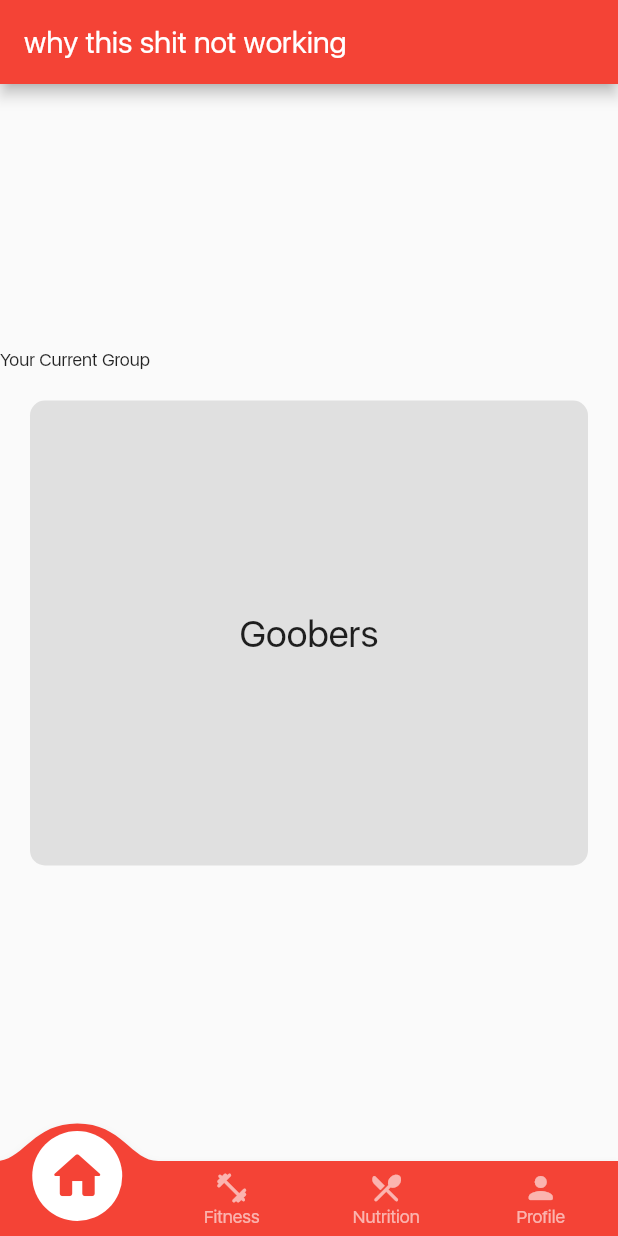
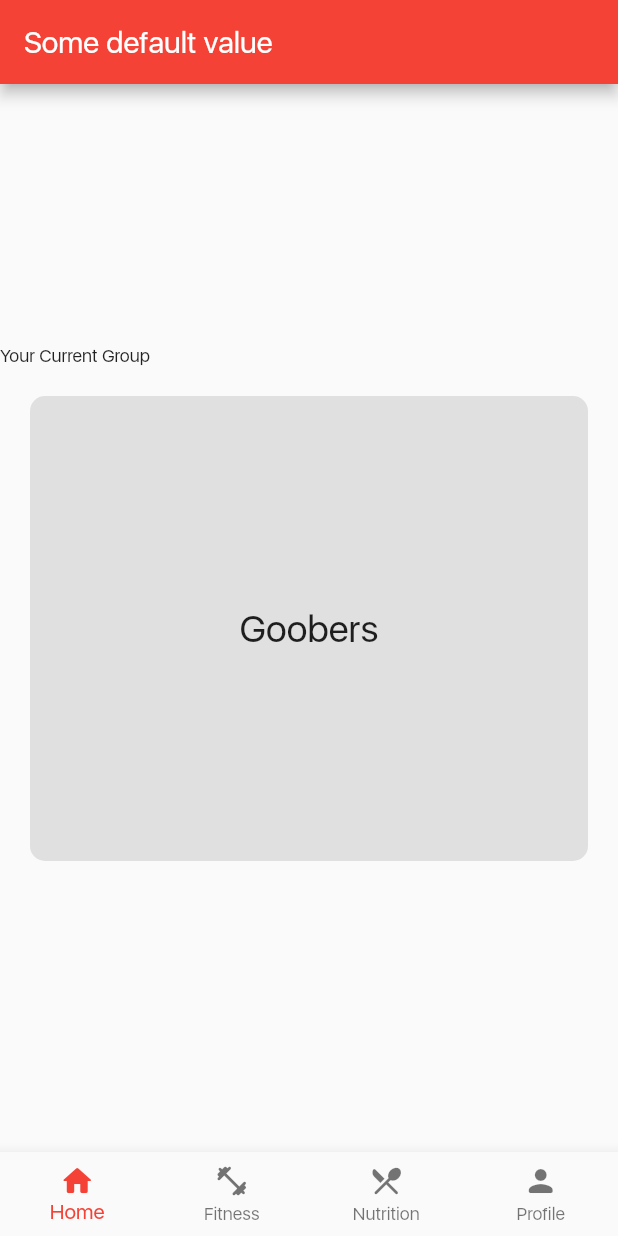
Before and after one commit to TrevorHuval/Mog, a Flutter app: the screen it shows after launch, on a phone screen of 412 x 824 dp. Run offline on Flutter 3.47's test engine with Material 2 defaults, Android fonts, the phone set to English and light mode, and no system bars; drawn by our look-alikes of convex_bottom_bar; project files that could hold a hidden picture were left out.

Commit message:
Add files via upload

```diff
--- a/lib/main.dart
+++ b/lib/main.dart
@@ -20,75 +20,97 @@
           primarySwatch: Colors.red,
           visualDensity: VisualDensity.adaptivePlatformDensity,
         ),
-        home: MyHomePage(
+        home: HomePage(
           title: '',
         ));
   }
 }
 
-class MyHomePage extends StatefulWidget {
-  MyHomePage({Key? key, required this.title}) : super(key: key);
-
-  String title;
+class HomePage extends StatefulWidget {
+  HomePage({Key? key, required this.title}) : super(key: key);
+  final String title;
 
   @override
-  _MyHomePageState createState() => _MyHomePageState();
+  State<StatefulWidget> createState() => new _HomePageState();
 }
 
-class _MyHomePageState extends State<MyHomePage> {
-  int selectedPage = 0;
-  String pageTitle = "Default";
-  final _pageOptions = [Home(), Fitness(), Nutrition(), Profile()];
+class _HomePageState extends State<HomePage> {
+  int _currentIndex = 0;
+  String _title = "default";
+
+  final List<Widget> _children = [
+    Home(),
+    Fitness(),
+    Nutrition(),
+    Profile(),
+  ];
 
   GlobalKey<ScaffoldState> _scaffoldKey = new GlobalKey();
+
+  @override
+  initState() {
+    _title = 'Some default value';
+  }
 
   @override
   Widget build(BuildContext context) {
     return Scaffold(
       key: _scaffoldKey,
-      appBar: AppBar(title: Text("why this shit not working")),
-      body: _pageOptions[selectedPage],
-      bottomNavigationBar: ConvexAppBar(
-        onTap: (int i) {
-          onTabTapped;
-          setState(() {
-            selectedPage = i;
-          });
-        },
+      appBar: AppBar(
+        title: Text(
+          _title,
+          style: TextStyle(color: Colors.white),
+        ),
         backgroundColor: Colors.red,
-        items: const [
-          TabItem(icon: Icons.home_rounded, title: 'Home'),
-          TabItem(icon: Icons.fitness_center_rounded, title: 'Fitness'),
-          TabItem(icon: Icons.local_dining_rounded, title: 'Nutrition'),
-          TabItem(icon: Icons.person_rounded, title: 'Profile'),
+      ),
+      body: _children[_currentIndex],
+      bottomNavigationBar: BottomNavigationBar(
+        onTap: onTabTapped,
+        currentIndex: _currentIndex,
+        selectedItemColor: Theme.of(context).primaryColor,
+        type: BottomNavigationBarType.fixed,
+        items: [
+          BottomNavigationBarItem(
+            icon: Icon(Icons.home_rounded),
+            title: Text('Home'),
+          ),
+          BottomNavigationBarItem(
+            icon: Icon(Icons.fitness_center_rounded),
+            title: Text('Fitness'),
+          ),
+          BottomNavigationBarItem(
+            icon: Icon(Icons.local_dining_rounded),
+            title: Text('Nutrition'),
+          ),
+          BottomNavigationBarItem(
+              icon: Icon(Icons.person_rounded), title: Text('Profile'))
         ],
-        initialActiveIndex: 0,
       ),
     );
   }
 
   void onTabTapped(int index) {
     setState(() {
-      selectedPage = index;
+      _currentIndex = index;
       switch (index) {
         case 0:
           {
-            pageTitle = "Home";
+            _title = 'Home';
           }
           break;
         case 1:
           {
-            pageTitle = "Fitness";
+            _title = 'Fitness';
           }
           break;
         case 2:
           {
-            pageTitle = "Nutrition";
+            _title = 'Nutrition';
           }
           break;
         case 3:
           {
-            pageTitle = "Profile";
+            _title = 'Profile';
           }
           break;
       }
```
